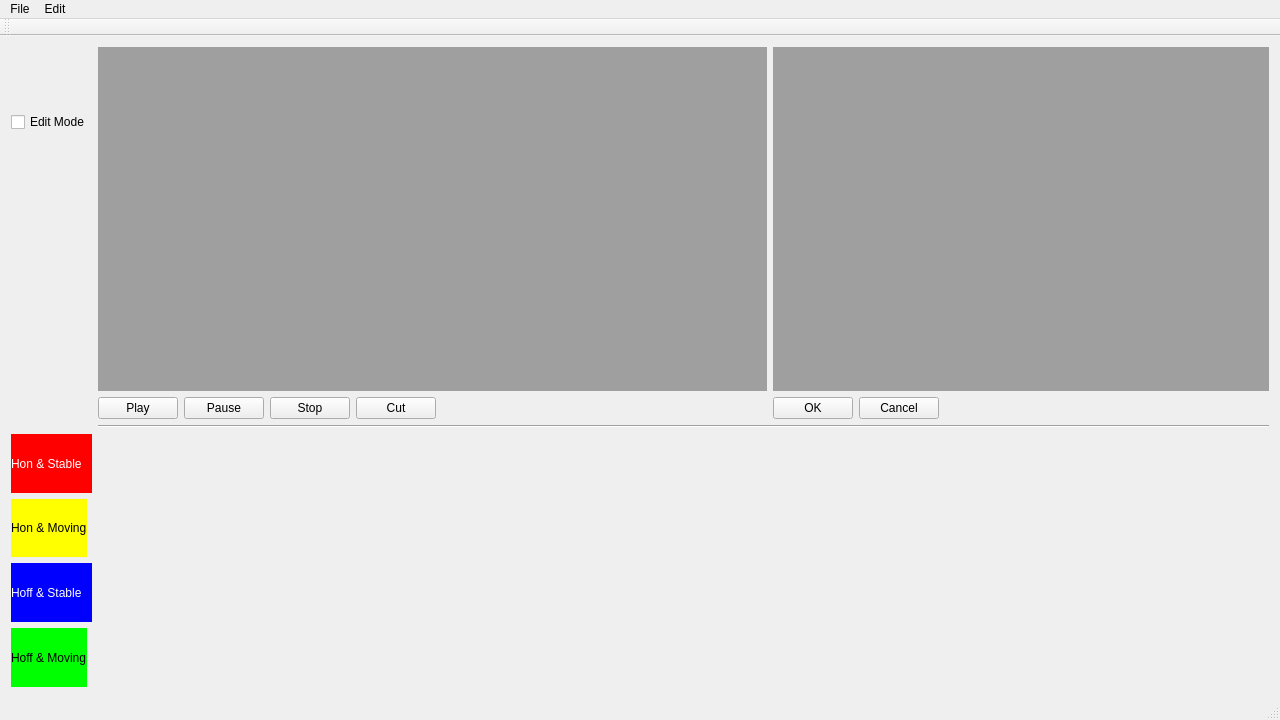
This is mainwindow.ui in sisi16/stop-motion as Qt 5 draws it before an edit. The edited form follows.
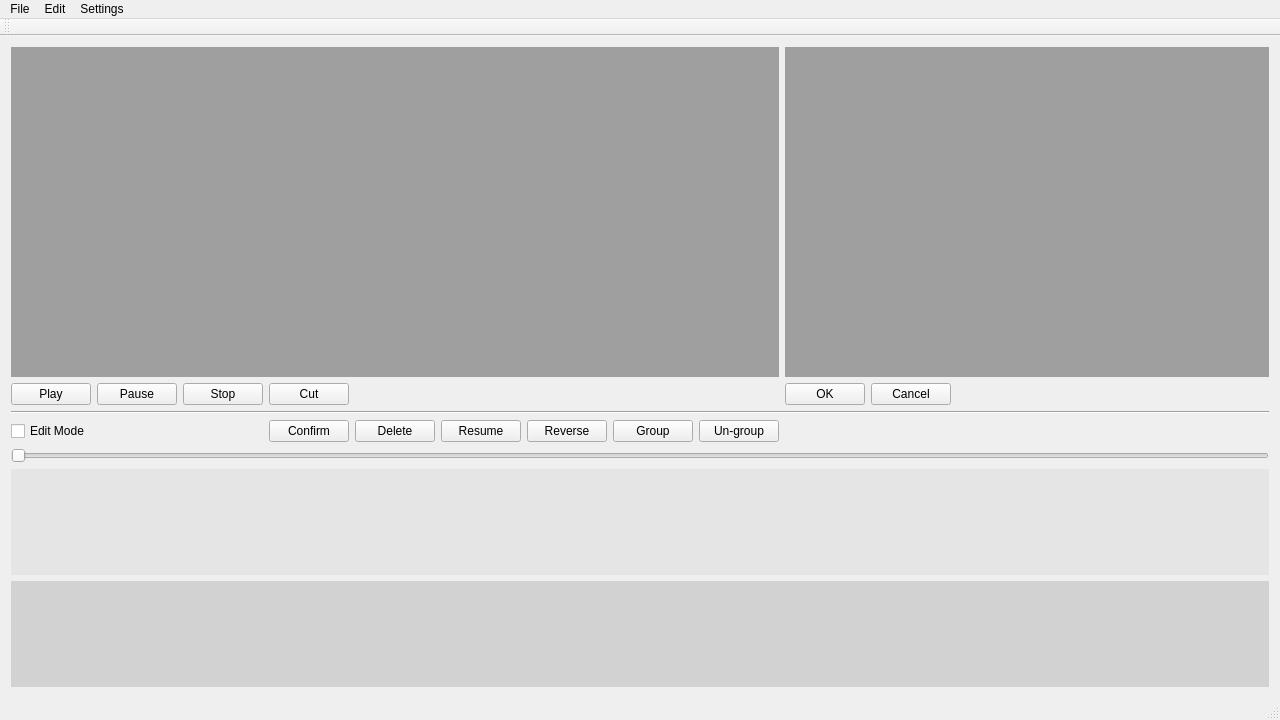
This is the edited form. Icons and pictures are not drawn.

The edit to the form file:
```diff
--- a/mainwindow.ui
+++ b/mainwindow.ui
@@ -21,56 +21,114 @@
   </property>
   <widget class="QWidget" name="centralWidget">
    <layout class="QGridLayout" name="gridLayout_2">
-    <item row="12" column="0">
-     <widget class="QLabel" name="blueLabel_2">
-      <property name="sizePolicy">
-       <sizepolicy hsizetype="Fixed" vsizetype="Preferred">
-        <horstretch>0</horstretch>
-        <verstretch>0</verstretch>
-       </sizepolicy>
-      </property>
+    <item row="13" column="1" colspan="14">
+     <layout class="QHBoxLayout" name="horizontalLayout_5">
+      <item>
+       <widget class="QLabel" name="bgLabel_3">
+        <property name="styleSheet">
+         <string notr="true">background-color: rgb(229, 229, 229);</string>
+        </property>
+        <property name="text">
+         <string/>
+        </property>
+       </widget>
+      </item>
+     </layout>
+    </item>
+    <item row="11" column="2">
+     <layout class="QHBoxLayout" name="horizontalLayout_3">
+      <item>
+       <widget class="QPushButton" name="confirmButton">
       <property name="styleSheet">
-       <string notr="true">background-color: rgb(0, 0, 255);
-font: 75 10pt &quot;Times New Roman&quot;;
-color: rgb(255, 255, 255);</string>
+         <string notr="true"/>
       </property>
       <property name="text">
-       <string>Hoff &amp; Stable   </string>
+         <string>Confirm</string>
       </property>
      </widget>
     </item>
-    <item row="13" column="0">
-     <widget class="QLabel" name="greenLabel_2">
-      <property name="sizePolicy">
-       <sizepolicy hsizetype="Fixed" vsizetype="Preferred">
-        <horstretch>0</horstretch>
-        <verstretch>0</verstretch>
-       </sizepolicy>
-      </property>
+      <item>
+       <widget class="QPushButton" name="deleteButton">
+        <property name="text">
+         <string>Delete</string>
+        </property>
+       </widget>
+      </item>
+      <item>
+       <widget class="QPushButton" name="resumeButton">
+        <property name="text">
+         <string>Resume</string>
+        </property>
+       </widget>
+      </item>
+      <item>
+       <widget class="QPushButton" name="reverseButton">
+        <property name="text">
+         <string>Reverse</string>
+        </property>
+       </widget>
+      </item>
+      <item>
+       <widget class="QPushButton" name="groupButton">
+        <property name="text">
+         <string>Group</string>
+        </property>
+       </widget>
+      </item>
+      <item>
+       <widget class="QPushButton" name="ungroupButton">
+        <property name="text">
+         <string>Un-group</string>
+        </property>
+       </widget>
+      </item>
+     </layout>
+    </item>
+    <item row="14" column="1" colspan="14">
+     <layout class="QHBoxLayout" name="horizontalLayout_6">
+      <item>
+       <widget class="QLabel" name="bgLabel_4">
       <property name="styleSheet">
-       <string notr="true">background-color: rgb(0, 255, 0);
-font: 75 10pt &quot;Times New Roman&quot;;
-color: rgb(0, 0, 0);</string>
+         <string notr="true">background-color: rgb(210, 210, 210);</string>
       </property>
       <property name="text">
-       <string>Hoff &amp; Moving</string>
+         <string/>
       </property>
      </widget>
     </item>
-    <item row="6" column="7">
-     <widget class="QPushButton" name="cancelButton">
-      <property name="sizePolicy">
-       <sizepolicy hsizetype="Fixed" vsizetype="Fixed">
-        <horstretch>0</horstretch>
-        <verstretch>0</verstretch>
-       </sizepolicy>
-      </property>
+     </layout>
+    </item>
+    <item row="12" column="1" colspan="14">
+     <layout class="QGridLayout" name="gridLayout">
+      <item row="0" column="0">
+       <widget class="QSlider" name="timeLineSlider">
+        <property name="orientation">
+         <enum>Qt::Horizontal</enum>
+        </property>
+       </widget>
+      </item>
+     </layout>
+    </item>
+    <item row="9" column="1" colspan="14">
+     <widget class="Line" name="line">
+      <property name="orientation">
+       <enum>Qt::Horizontal</enum>
+      </property>
+     </widget>
+    </item>
+    <item row="11" column="1">
+     <widget class="QCheckBox" name="editCheckBox">
+      <property name="styleSheet">
+       <string notr="true">font: 75 12pt &quot;Times New Roman&quot;;</string>
+      </property>
       <property name="text">
-       <string>Cancel</string>
+       <string>Edit Mode</string>
       </property>
      </widget>
     </item>
-    <item row="6" column="6">
+    <item row="6" column="3">
+     <layout class="QHBoxLayout" name="horizontalLayout_2">
+      <item>
      <widget class="QPushButton" name="okButton">
       <property name="sizePolicy">
        <sizepolicy hsizetype="Fixed" vsizetype="Fixed">
@@ -83,21 +141,24 @@
       </property>
      </widget>
     </item>
-    <item row="0" column="6" rowspan="6" colspan="3">
-     <layout class="QVBoxLayout" name="vLayout_2">
       <item>
-       <widget class="QLabel" name="bgLabel_2">
-        <property name="styleSheet">
-         <string notr="true">background-color: rgb(159, 159, 159);</string>
+       <widget class="QPushButton" name="cancelButton">
+        <property name="sizePolicy">
+         <sizepolicy hsizetype="Fixed" vsizetype="Fixed">
+          <horstretch>0</horstretch>
+          <verstretch>0</verstretch>
+         </sizepolicy>
         </property>
         <property name="text">
-         <string/>
+         <string>Cancel</string>
         </property>
        </widget>
       </item>
      </layout>
     </item>
     <item row="6" column="1">
+     <layout class="QHBoxLayout" name="horizontalLayout_1">
+      <item>
      <widget class="QPushButton" name="playButton1">
       <property name="sizePolicy">
        <sizepolicy hsizetype="Fixed" vsizetype="Fixed">
@@ -110,7 +171,7 @@
       </property>
      </widget>
     </item>
-    <item row="6" column="2">
+      <item>
      <widget class="QPushButton" name="pauseButton1">
       <property name="sizePolicy">
        <sizepolicy hsizetype="Fixed" vsizetype="Fixed">
@@ -123,27 +184,7 @@
       </property>
      </widget>
     </item>
-    <item row="9" column="1" colspan="8">
-     <widget class="Line" name="line">
-      <property name="orientation">
-       <enum>Qt::Horizontal</enum>
-      </property>
-     </widget>
-    </item>
-    <item row="6" column="4">
-     <widget class="QPushButton" name="cutButton">
-      <property name="sizePolicy">
-       <sizepolicy hsizetype="Fixed" vsizetype="Fixed">
-        <horstretch>0</horstretch>
-        <verstretch>0</verstretch>
-       </sizepolicy>
-      </property>
-      <property name="text">
-       <string>Cut</string>
-      </property>
-     </widget>
-    </item>
-    <item row="6" column="3">
+      <item>
      <widget class="QPushButton" name="stopButton1">
       <property name="sizePolicy">
        <sizepolicy hsizetype="Fixed" vsizetype="Fixed">
@@ -156,25 +197,23 @@
       </property>
      </widget>
     </item>
-    <item row="11" column="0">
-     <widget class="QLabel" name="yellowLabel_1">
-      <property name="sizePolicy">
-       <sizepolicy hsizetype="Fixed" vsizetype="Preferred">
-        <horstretch>0</horstretch>
-        <verstretch>0</verstretch>
-       </sizepolicy>
-      </property>
+     </layout>
+    </item>
+    <item row="0" column="3" rowspan="3" colspan="12">
+     <layout class="QVBoxLayout" name="vLayout_2">
+      <item>
+       <widget class="QLabel" name="bgLabel_2">
       <property name="styleSheet">
-       <string notr="true">background-color: rgb(255, 255, 0);
-font: 75 10pt &quot;Times New Roman&quot;;
-color: rgb(0, 0, 0);</string>
+         <string notr="true">background-color: rgb(159, 159, 159);</string>
       </property>
       <property name="text">
-       <string>Hon &amp; Moving</string>
+         <string/>
       </property>
      </widget>
     </item>
-    <item row="0" column="1" rowspan="6" colspan="5">
+     </layout>
+    </item>
+    <item row="0" column="1" rowspan="3" colspan="2">
      <layout class="QVBoxLayout" name="vLayout_1">
       <property name="spacing">
        <number>0</number>
@@ -197,34 +236,16 @@
       </item>
      </layout>
     </item>
-    <item row="10" column="0">
-     <widget class="QLabel" name="redLabel_1">
+    <item row="6" column="2">
+     <widget class="QPushButton" name="cutButton">
       <property name="sizePolicy">
-       <sizepolicy hsizetype="Fixed" vsizetype="Preferred">
+       <sizepolicy hsizetype="Fixed" vsizetype="Fixed">
         <horstretch>0</horstretch>
         <verstretch>0</verstretch>
        </sizepolicy>
       </property>
-      <property name="styleSheet">
-       <string notr="true">background-color: rgb(255, 0, 0);
-font: 75 10pt &quot;Times New Roman&quot;;
-color: rgb(255, 255, 255);</string>
-      </property>
       <property name="text">
-       <string>Hon &amp; Stable   </string>
-      </property>
-     </widget>
-    </item>
-    <item row="10" column="1" rowspan="4" colspan="8">
-     <layout class="QGridLayout" name="gridLayout"/>
-    </item>
-    <item row="1" column="0">
-     <widget class="QCheckBox" name="editCheckBox">
-      <property name="styleSheet">
-       <string notr="true">font: 75 12pt &quot;Times New Roman&quot;;</string>
-      </property>
-      <property name="text">
-       <string>Edit Mode</string>
+       <string>Cut</string>
       </property>
      </widget>
     </item>
@@ -252,8 +273,14 @@
     <addaction name="actionCandidates"/>
     <addaction name="actionTest"/>
    </widget>
+   <widget class="QMenu" name="menuSettings">
+    <property name="title">
+     <string>Settings</string>
+    </property>
+   </widget>
    <addaction name="menuFile"/>
    <addaction name="menuEdit"/>
+   <addaction name="menuSettings"/>
   </widget>
   <widget class="QToolBar" name="mainToolBar">
    <attribute name="toolBarArea">
```
Left out of the diff: 39 changed lines with no effect on the pictures. Lines whose indentation alone changed are shown as unchanged.
